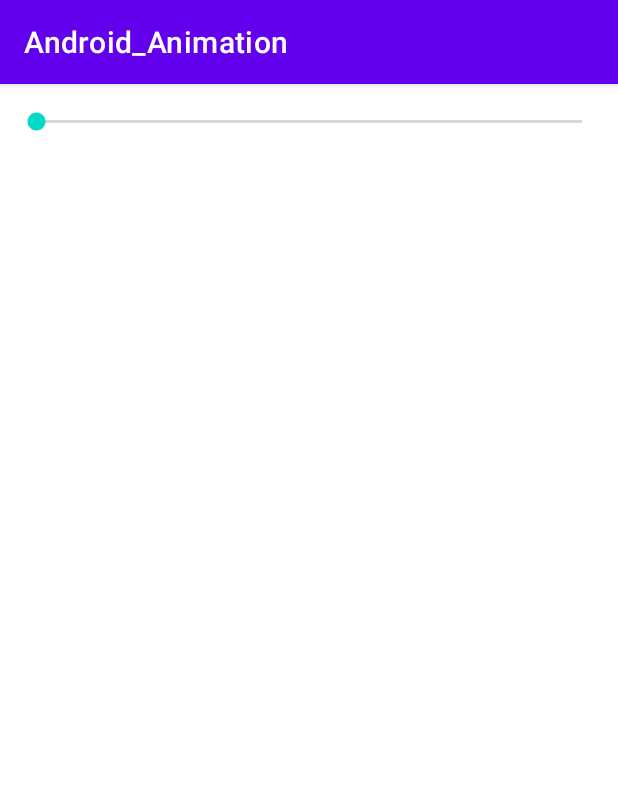
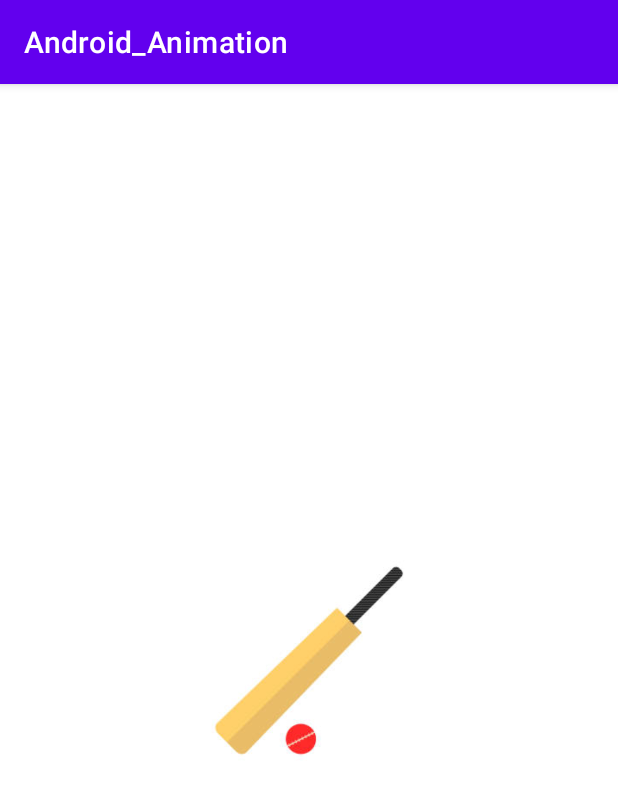
Before and after one commit to Snovia2398/Lecture09_Android, an Android app: the screen it shows after launch (MainActivity), on a phone screen of 412 x 824 dp. Shown: the top 795 px of the screen. Run offline under Robolectric (Android 15) with nearby library versions, the light colour scheme and no system bars.

Commit message:
Fade image

```diff
--- a/Lecture09/app/src/main/java/com/snovia/android_animation/MainActivity.java
+++ b/Lecture09/app/src/main/java/com/snovia/android_animation/MainActivity.java
@@ -1,12 +1,9 @@
 package com.snovia.android_animation;
 
 import androidx.appcompat.app.AppCompatActivity;
-
 import android.os.Bundle;
-import android.util.Log;
-import android.widget.ArrayAdapter;
-import android.widget.ListView;
-import android.widget.SeekBar;
+import android.view.View;
+import android.widget.ImageView;
 
 import java.util.ArrayList;
 
@@ -16,32 +13,10 @@ public class MainActivity extends AppCompatActivity {
     protected void onCreate(Bundle savedInstanceState) {
         super.onCreate(savedInstanceState);
         setContentView(R.layout.activity_main);
-        SeekBar seekBar = findViewById(R.id.seekBar);
-        ListView listView= findViewById(R.id.ListViewSeekBar);
-        seekBar.setMax(50);
+    }
 
-        seekBar.setOnSeekBarChangeListener(new SeekBar.OnSeekBarChangeListener() {
-            @Override
-            public void onProgressChanged(SeekBar seekBar, int index, boolean fromUser) {
-                //Log.i("Seekbar value is:",String.valueOf(index));
-                int tableNumber= index;
-                ArrayList<String> tableArrayList= new ArrayList<String>();
-                for(int x=1; x<11; x++){
-                   tableArrayList.add(Integer.toString(x*index));
-                }
-                ArrayAdapter<String> arrayAdapter= new ArrayAdapter<String>(getApplicationContext(), android.R.layout.simple_list_item_1,tableArrayList);
-                listView.setAdapter(arrayAdapter);
-            }
-
-            @Override
-            public void onStartTrackingTouch(SeekBar seekBar) {
-
-            }
-
-            @Override
-            public void onStopTrackingTouch(SeekBar seekBar) {
-
-            }
-        });
+    public void Animation(View view) {
+        ImageView imageView= findViewById(R.id.imageView);
+        imageView.animate().alpha(0).setDuration(2000);
     }
 }
--- a/Lecture09/app/src/main/res/layout/activity_main.xml
+++ b/Lecture09/app/src/main/res/layout/activity_main.xml
@@ -6,27 +6,18 @@
     android:layout_height="match_parent"
     tools:context=".MainActivity">
 
-    <SeekBar
-        android:id="@+id/seekBar"
-        android:layout_width="0dp"
-        android:layout_height="wrap_content"
+    <ImageView
+        android:id="@+id/imageView"
+        android:layout_width="352dp"
+        android:layout_height="310dp"
         android:layout_marginStart="8dp"
-        android:layout_marginTop="16dp"
+        android:layout_marginTop="8dp"
         android:layout_marginEnd="8dp"
+        android:layout_marginBottom="8dp"
+        app:layout_constraintBottom_toBottomOf="parent"
         app:layout_constraintEnd_toEndOf="parent"
-        app:layout_constraintHorizontal_bias="0.4"
         app:layout_constraintStart_toStartOf="parent"
-        app:layout_constraintTop_toTopOf="parent" />
-
-    <ListView
-        android:id="@+id/ListViewSeekBar"
-        android:layout_width="313dp"
-        android:layout_height="502dp"
-        android:layout_marginStart="16dp"
-        android:layout_marginTop="48dp"
-        android:layout_marginEnd="8dp"
-        app:layout_constraintEnd_toEndOf="parent"
-        app:layout_constraintHorizontal_bias="1.0"
-        app:layout_constraintStart_toStartOf="parent"
-        app:layout_constraintTop_toBottomOf="@+id/seekBar" />
+        app:layout_constraintTop_toTopOf="parent"
+        app:srcCompat="@drawable/cricket_bat"
+        android:onClick="Animation"/>
 </androidx.constraintlayout.widget.ConstraintLayout>
```
Also changed, not shown: Lecture09/app/src/main/res/drawable-v24/cricket_bat.jpg (added), Lecture09/app/src/main/res/drawable-v24/football.jpg (added).
